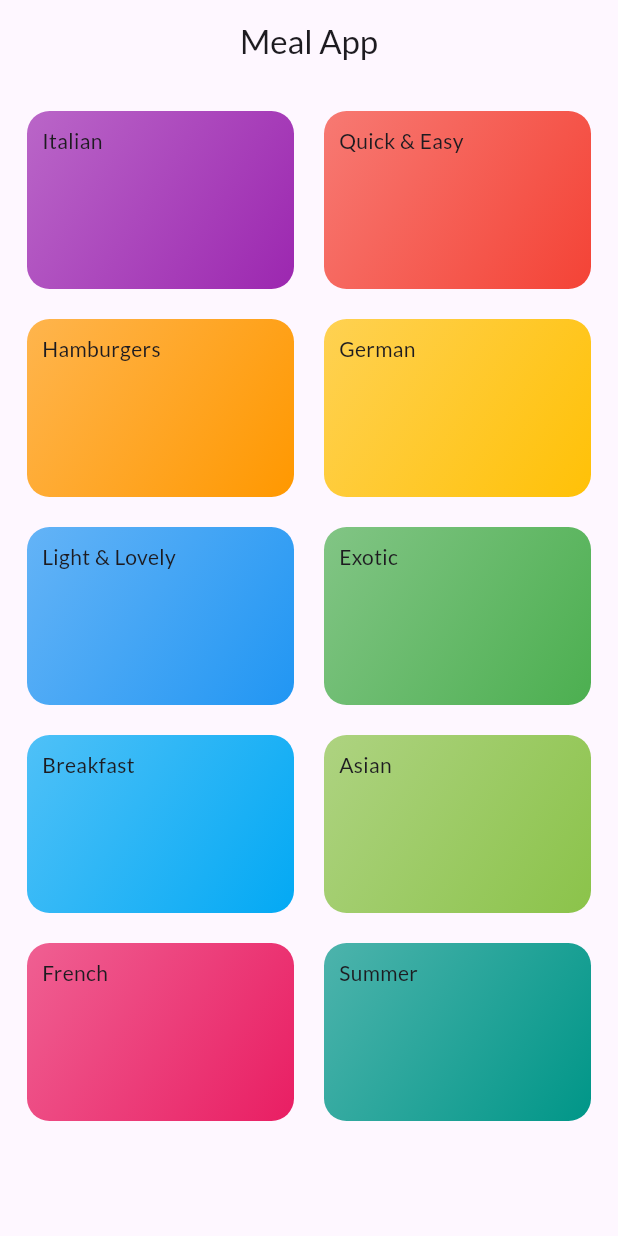
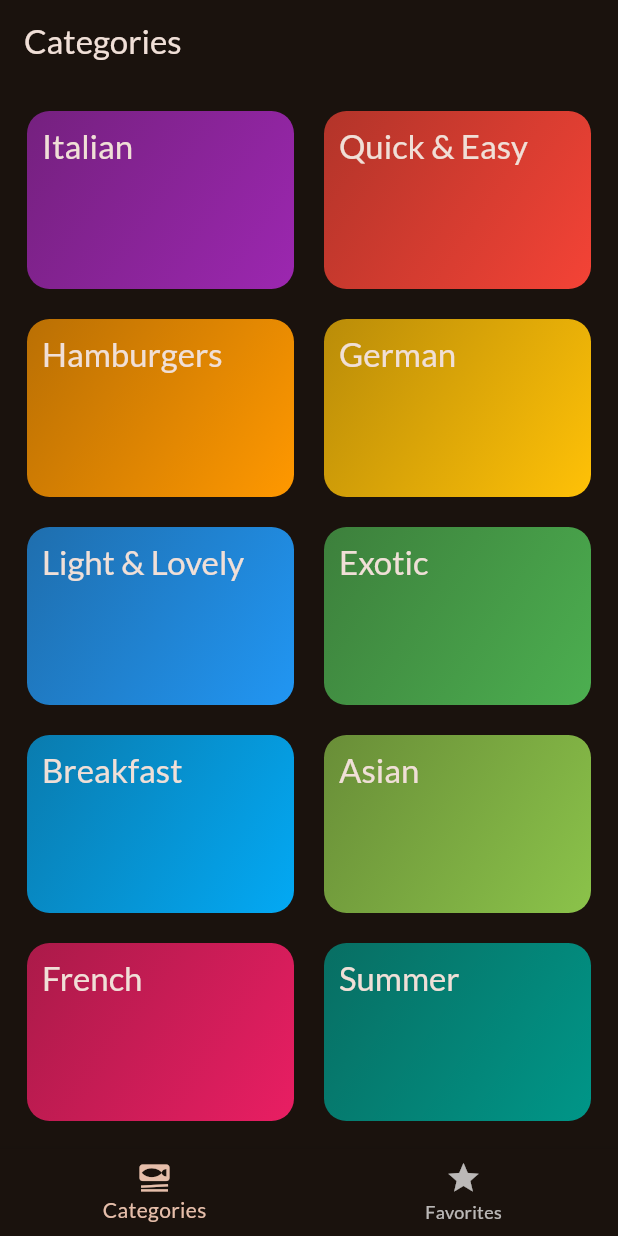
Before and after one commit to ptuxnet/meal_max, a Flutter app: the screen it shows after launch, on a phone screen of 412 x 824 dp. Run offline on Flutter 3.47's test engine with Material 3 defaults, Android fonts, the phone set to English and light mode, and no system bars; our stand-ins replace google_fonts, transparent_image.

Commit message:
Create Meal screens and Meal Details

```diff
--- a/lib/main.dart
+++ b/lib/main.dart
@@ -1,16 +1,10 @@
 import 'package:flutter/material.dart';
-import 'package:flutter/services.dart';
 import 'package:google_fonts/google_fonts.dart';
-import 'package:meal_app/category_screen.dart';
-import 'package:meal_app/data/dummy_data.dart';
-import 'package:meal_app/screens/meals.dart';
+import 'package:meal_app/screens/category_screen.dart';
+import 'package:meal_app/screens/tabs.dart';
 
 void main() {
-  WidgetsFlutterBinding.ensureInitialized();
-
-  // It won't let go device orientation to landscape mode.
-  SystemChrome.setPreferredOrientations([DeviceOrientation.portraitUp])
-      .then((value) => runApp(const MyApp()));
+  runApp(const MyApp());
 }
 
 class MyApp extends StatelessWidget {
@@ -21,11 +15,14 @@ class MyApp extends StatelessWidget {
     return MaterialApp(
       title: 'Meal App',
       theme: ThemeData(
-        colorScheme: ColorScheme.fromSeed(seedColor: Colors.deepPurple),
+        colorScheme: ColorScheme.fromSeed(
+          brightness: Brightness.dark,
+          seedColor: Color.fromARGB(255, 131, 57, 0),
+        ),
         useMaterial3: true,
         textTheme: GoogleFonts.latoTextTheme(),
       ),
-      home: CategoryScreen(),
+      home: TabsScreen(),
     );
   }
 }
--- a/lib/category_screen.dart
+++ b/lib/screens/category_screen.dart
@@ -28,13 +28,7 @@ class CategoryScreen extends StatelessWidget {
 
   @override
   Widget build(BuildContext context) {
-    return Scaffold(
-      appBar: AppBar(
-        centerTitle: true,
-        title: const Text("Meal App"),
-      ),
-      body: SafeArea(
-        child: GridView(
+    return GridView(
       padding: const EdgeInsets.all(18),
       gridDelegate: const SliverGridDelegateWithMaxCrossAxisExtent(
           maxCrossAxisExtent: 200,
@@ -49,8 +43,7 @@ class CategoryScreen extends StatelessWidget {
               title: category.title,
               category: category,
               onSelectCategory: () => _selectCategory(context, category))
-            ]),
-      ),
+      ],
     );
   }
 }
--- /dev/null
+++ b/lib/screens/tabs.dart
@@ -0,0 +1,51 @@
+import 'package:flutter/material.dart';
+import 'package:meal_app/screens/category_screen.dart';
+import 'package:meal_app/screens/meals.dart';
+
+class TabsScreen extends StatefulWidget {
+  const TabsScreen({super.key});
+
+  @override
+  State<TabsScreen> createState() => _TabsScreenState();
+}
+
+class _TabsScreenState extends State<TabsScreen> {
+  int _selectedPageIndex = 0;
+
+  void _selectPage(int index) {
+    setState(() {
+      _selectedPageIndex = index;
+    });
+  }
+
+  @override
+  Widget build(BuildContext context) {
+    Widget activePage = const CategoryScreen();
+    var activePageTitle = 'Categories';
+
+    if (_selectedPageIndex == 1) {
+      activePage = MealsScreen(meals: []);
+      activePageTitle = 'Your Favorites';
+    }
+
+    return Scaffold(
+      appBar: AppBar(
+        title: Text(activePageTitle),
+      ),
+      body: activePage,
+      bottomNavigationBar: BottomNavigationBar(
+          currentIndex: _selectedPageIndex,
+          onTap: _selectPage,
+          items: [
+            BottomNavigationBarItem(
+              icon: Icon(Icons.set_meal),
+              label: 'Categories',
+            ),
+            BottomNavigationBarItem(
+              icon: Icon(Icons.star),
+              label: 'Favorites',
+            ),
+          ]),
+    );
+  }
+}
--- a/lib/widgets/category_item.dart
+++ b/lib/widgets/category_item.dart
@@ -37,7 +37,9 @@ class CategoryItem extends StatelessWidget {
         ),
         child: Text(
           title.toString(),
-          style: Theme.of(context).textTheme.bodyMedium,
+          style: Theme.of(context).textTheme.titleLarge!.copyWith(
+                color: Theme.of(context).colorScheme.onSurface,
+              ),
         ),
       ),
     );
--- a/pubspec.yaml
+++ b/pubspec.yaml
@@ -35,6 +35,7 @@ dependencies:
   # Use with the CupertinoIcons class for iOS style icons.
   cupertino_icons: ^1.0.8
   google_fonts: ^6.2.1
+  transparent_image: ^2.0.1
 
 dev_dependencies:
   flutter_test:
```
Also changed, not shown: lib/screens/meals.dart (+47 -20 lines), lib/widgets/meal_details.dart (added, +26 -0 lines), lib/widgets/meal_item.dart (+94 -0 lines), lib/widgets/meal_item_trait.dart (added, +30 -0 lines), pubspec.lock. Lines whose indentation alone changed are shown as unchanged.
